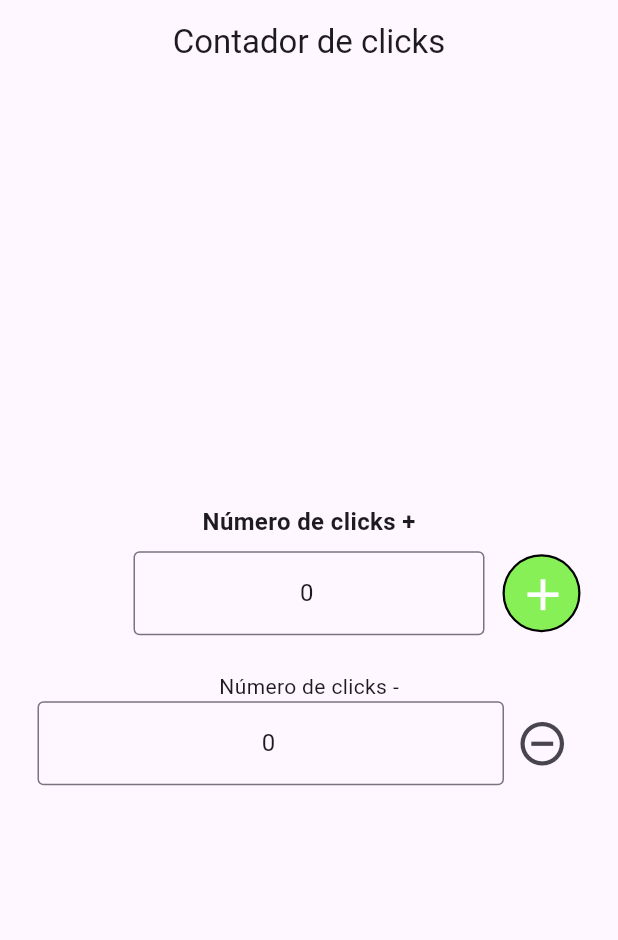
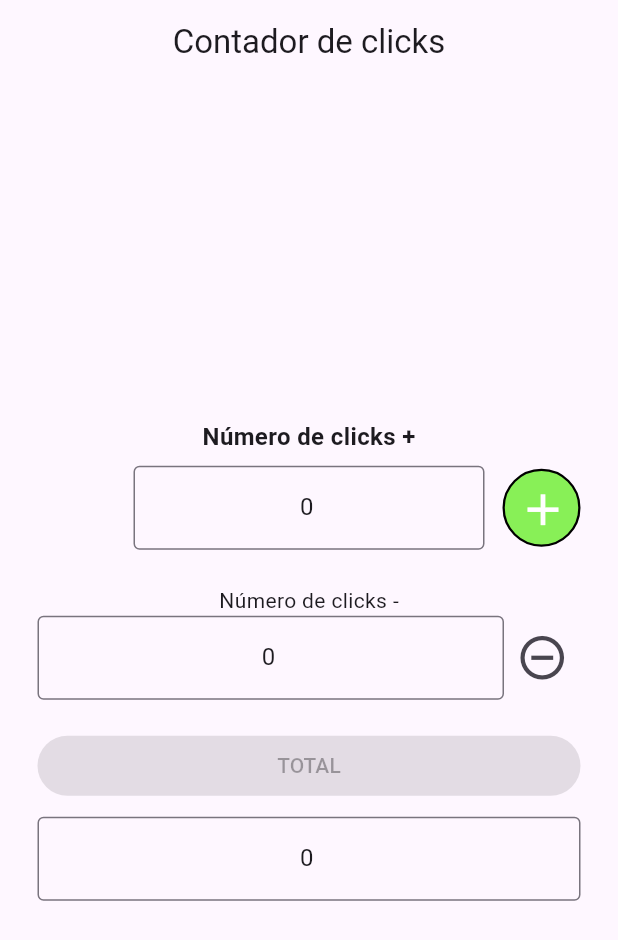
Before and after one commit to MisakiSan3/PV_G2_ACTIVITIES, a Flutter app: the screen it shows after launch, on a phone screen of 412 x 824 dp. Shown: the top 940 px of the screen. Run offline on Flutter 3.47's test engine with Material 3 defaults, Android fonts, the phone set to English and light mode, and no system bars.

Commit message:
Total button I.G

```diff
--- a/FLUTTER_BUTTONS/flutter_buttons_g2/lib/screens/counter_screen.dart
+++ b/FLUTTER_BUTTONS/flutter_buttons_g2/lib/screens/counter_screen.dart
@@ -106,7 +106,13 @@ class _CounterScreenState extends State<CounterScreen> {
 
               const SizedBox(height: 20),
 
+               // TOTAL
+              const TotalButton(),
 
+              const SizedBox(height: 10),
+
+              // RESULTADO
+              NumberInput(value: total),
 
             ],
           ),
```
